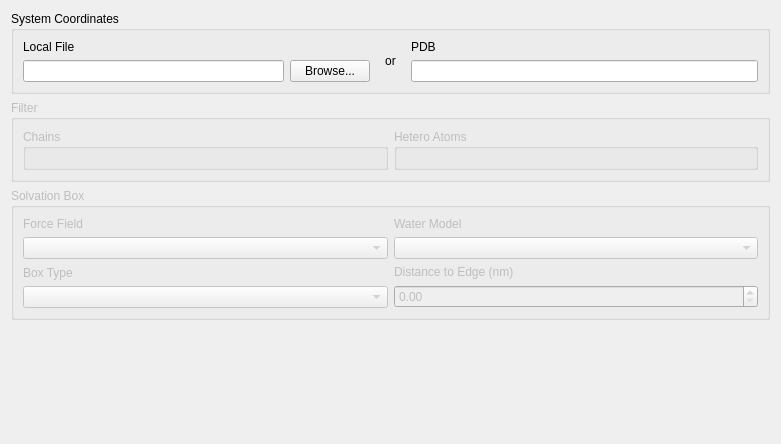
First picture: the form in ui/systemsetupform.ui, repository breuerss/gromacs-ui, before the edit.
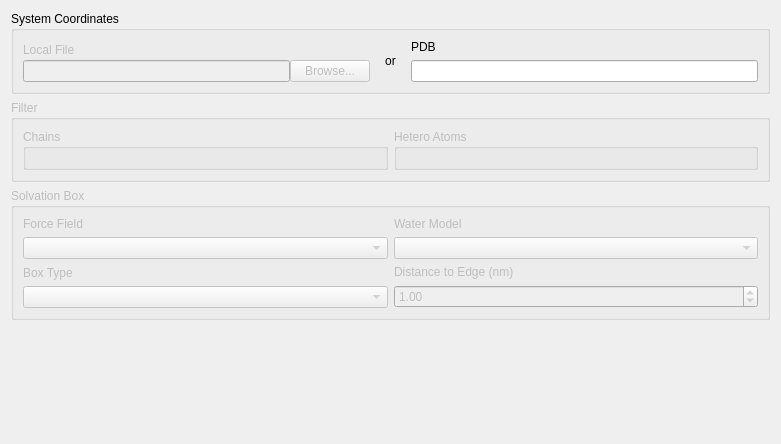
Second picture: the form after the edit.

```diff
--- a/ui/systemsetupform.ui
+++ b/ui/systemsetupform.ui
@@ -2,6 +2,9 @@
 <ui version="4.0">
  <class>SystemSetupForm</class>
  <widget class="QWidget" name="SystemSetupForm">
+  <property name="enabled">
+   <bool>true</bool>
+  </property>
   <property name="geometry">
    <rect>
     <x>0</x>
@@ -23,6 +26,27 @@
       <item>
        <layout class="QHBoxLayout" name="horizontalLayout_2">
         <item>
+         <widget class="QWidget" name="widget" native="true">
+          <property name="enabled">
+           <bool>false</bool>
+          </property>
+          <layout class="QVBoxLayout" name="verticalLayout_11">
+           <property name="spacing">
+            <number>0</number>
+           </property>
+           <property name="leftMargin">
+            <number>0</number>
+           </property>
+           <property name="topMargin">
+            <number>0</number>
+           </property>
+           <property name="rightMargin">
+            <number>0</number>
+           </property>
+           <property name="bottomMargin">
+            <number>0</number>
+           </property>
+           <item>
          <layout class="QVBoxLayout" name="verticalLayout_2">
           <item>
            <widget class="QLabel" name="localFileLabel">
@@ -47,6 +71,9 @@
           </item>
          </layout>
         </item>
+          </layout>
+         </widget>
+        </item>
         <item>
          <widget class="QLabel" name="label">
           <property name="sizePolicy">
@@ -197,7 +224,11 @@
            </widget>
           </item>
           <item>
-           <widget class="QDoubleSpinBox" name="distanceToEdge"/>
+           <widget class="QDoubleSpinBox" name="distanceToEdge">
+            <property name="value">
+             <double>1.000000000000000</double>
+            </property>
+           </widget>
           </item>
          </layout>
         </item>
```
Lines whose indentation alone changed are shown as unchanged.
